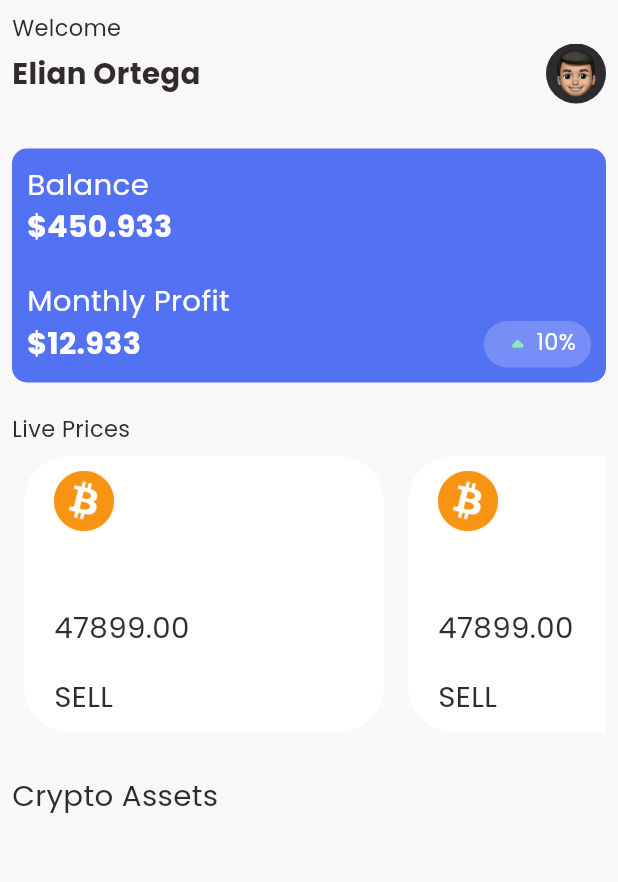
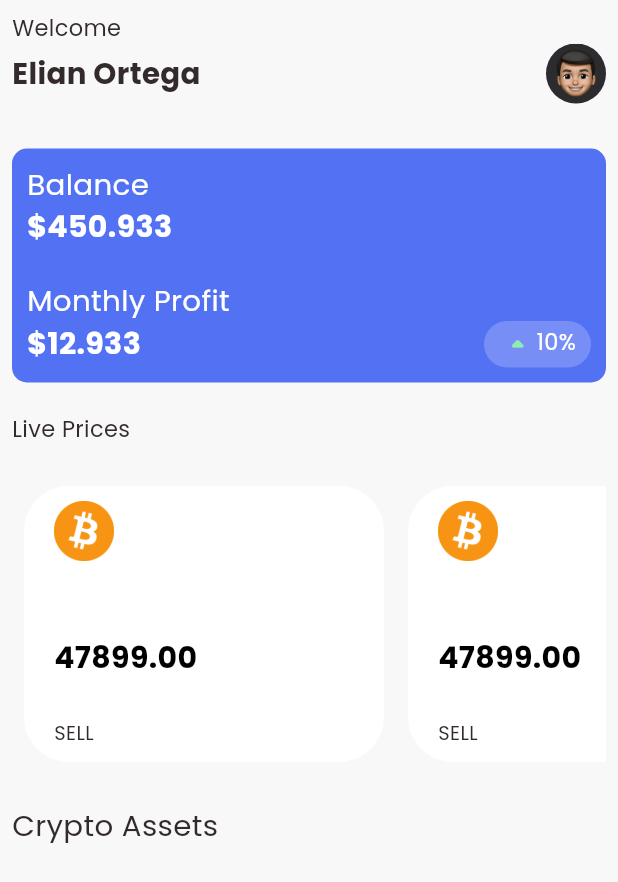
Before and after one commit to danish190/test_cryrpto, a Flutter app: the screen it shows after launch, on a phone screen of 412 x 824 dp. Shown: the top 882 px of the screen. Run offline on Flutter 3.47's test engine with Material 3 defaults, Android fonts, the phone set to English and light mode, and no system bars; our stand-ins replace dio, get; generated files the repository leaves out were written again; network calls fail.

Commit message:
done home screen and crypto list assets functionalities

```diff
--- a/lib/app/app.dart
+++ b/lib/app/app.dart
@@ -30,6 +30,7 @@ class AppView extends StatelessWidget {
   @override
   Widget build(BuildContext context) {
     return GetMaterialApp(
+      debugShowCheckedModeBanner: false,
       localizationsDelegates: const [
         AppLocalizations.delegate,
         GlobalMaterialLocalizations.delegate,
--- a/lib/crypto_stats/view/crypto_stats_page.dart
+++ b/lib/crypto_stats/view/crypto_stats_page.dart
@@ -129,6 +129,9 @@ class CryptoStatsPage extends StatelessWidget {
                   maxLine: 1,
                 ),
                 SizedBox(
+                  height: 20,
+                ),
+                SizedBox(
                   height: 200,
                   child: ListView.builder(
 
@@ -156,9 +159,15 @@ class CryptoStatsPage extends StatelessWidget {
                                     SizedBox(
                                       height: 50,
                                     ),
-                                    BigText(text: '47899.00'),
+                                    BigText(text: '47899.00',
+                                    color: Colors.black,
+                                      size: 20,
+                                      fontWeight: FontWeight.w800,
+                                    ),
                                     Spacer(),
-                                    BigText(text: 'SELL'),
+                                    BigText(text: 'SELL',
+                                      size: 13,
+                                    ),
 
 
                                   ],
@@ -187,7 +196,13 @@ class CryptoStatsPage extends StatelessWidget {
                             padding: EdgeInsets.symmetric(
                                 horizontal: 20, vertical: 10),
                             decoration: BoxDecoration(
-                              borderRadius: BorderRadius.circular(30),
+                              boxShadow: <BoxShadow>[
+                                BoxShadow(
+                                    color: Colors.black26,
+                                    offset: Offset(0.0, 0.75)
+                                )
+                              ],
+                              borderRadius: BorderRadius.circular(10),
                               color: cryptoAssetsContainerBackground,
                             ),
                             child: Row(
```
